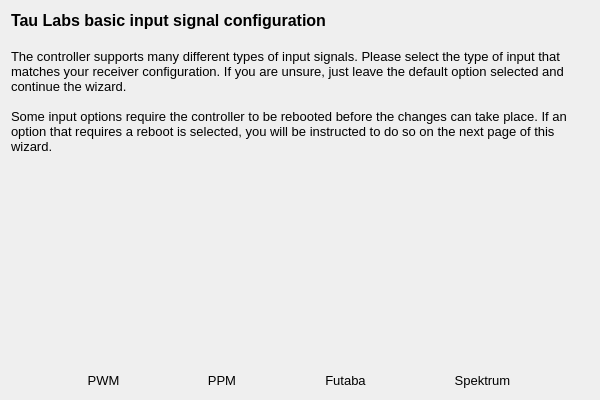
Qt form ground/gcs/src/plugins/setupwizard/pages/inputpage.ui (TauLabs/TauLabs) before a commit.
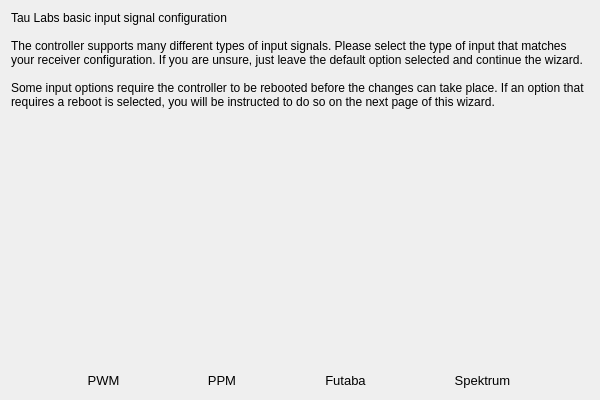
The same form after that commit. Icons and pictures are not drawn.

Commit message:
SetupWizard: strip formatting from text
The formatting applied does not work well across platforms.  Removing
until that is improved.

The edit to the form file:
```diff
--- a/ground/gcs/src/plugins/setupwizard/pages/inputpage.ui
+++ b/ground/gcs/src/plugins/setupwizard/pages/inputpage.ui
@@ -20,15 +20,11 @@
       <enum>QFrame::NoFrame</enum>
      </property>
      <property name="text">
-      <string>&lt;!DOCTYPE HTML PUBLIC &quot;-//W3C//DTD HTML 4.0//EN&quot; &quot;http://www.w3.org/TR/REC-html40/strict.dtd&quot;&gt;
-&lt;html&gt;&lt;head&gt;&lt;meta name=&quot;qrichtext&quot; content=&quot;1&quot; /&gt;&lt;style type=&quot;text/css&quot;&gt;
-p, li { white-space: pre-wrap; }
-&lt;/style&gt;&lt;/head&gt;&lt;body style=&quot; font-family:'Lucida Grande'; font-size:13pt; font-weight:400; font-style:normal;&quot;&gt;
-&lt;p style=&quot; margin-top:0px; margin-bottom:0px; margin-left:0px; margin-right:0px; -qt-block-indent:0; text-indent:0px;&quot;&gt;&lt;span style=&quot; font-family:'MS Shell Dlg 2'; font-size:12pt; font-weight:600;&quot;&gt;Tau Labs basic input signal configuration&lt;/span&gt;&lt;/p&gt;
-&lt;p style=&quot;-qt-paragraph-type:empty; margin-top:0px; margin-bottom:0px; margin-left:0px; margin-right:0px; -qt-block-indent:0; text-indent:0px; font-family:'MS Shell Dlg 2'; font-size:12pt; font-weight:600;&quot;&gt;&lt;br /&gt;&lt;/p&gt;
-&lt;p style=&quot; margin-top:0px; margin-bottom:0px; margin-left:0px; margin-right:0px; -qt-block-indent:0; text-indent:0px;&quot;&gt;&lt;span style=&quot; font-family:'MS Shell Dlg 2'; font-size:10pt;&quot;&gt;The controller supports many different types of input signals. Please select the type of input that matches your receiver configuration. If you are unsure, just leave the default option selected and continue the wizard.&lt;/span&gt;&lt;/p&gt;
-&lt;p style=&quot;-qt-paragraph-type:empty; margin-top:0px; margin-bottom:0px; margin-left:0px; margin-right:0px; -qt-block-indent:0; text-indent:0px; font-family:'MS Shell Dlg 2'; font-size:10pt;&quot;&gt;&lt;br /&gt;&lt;/p&gt;
-&lt;p style=&quot; margin-top:0px; margin-bottom:0px; margin-left:0px; margin-right:0px; -qt-block-indent:0; text-indent:0px;&quot;&gt;&lt;span style=&quot; font-family:'MS Shell Dlg 2'; font-size:10pt;&quot;&gt;Some input options require the controller to be rebooted before the changes can take place. If an option that requires a reboot is selected, you will be instructed to do so on the next page of this wizard.&lt;/span&gt;&lt;/p&gt;&lt;/body&gt;&lt;/html&gt;</string>
+      <string>Tau Labs basic input signal configuration
+
+The controller supports many different types of input signals. Please select the type of input that matches your receiver configuration. If you are unsure, just leave the default option selected and continue the wizard.
+
+Some input options require the controller to be rebooted before the changes can take place. If an option that requires a reboot is selected, you will be instructed to do so on the next page of this wizard.</string>
      </property>
      <property name="alignment">
       <set>Qt::AlignLeading|Qt::AlignLeft|Qt::AlignTop</set>
```
The commit also changes 13 other files.
